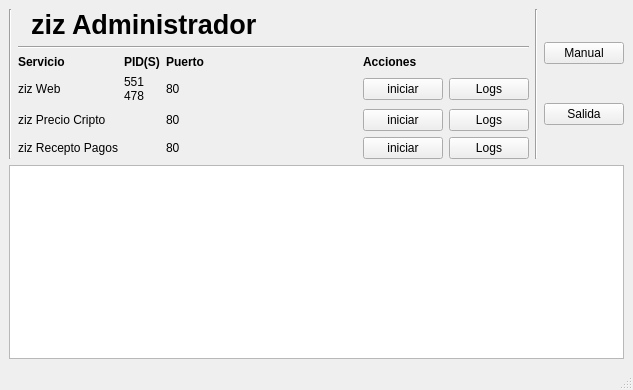
Before: the Qt Designer form Librerias/Vistas/ventanaPrincipalBoceto.ui in Jonathan-Lara-Hurtado/zizAdmin, drawn with Qt 5.
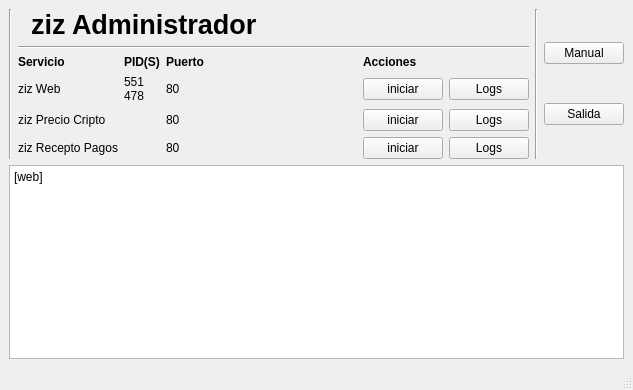
After: the same form once the commit is applied. Icons and pictures are not drawn.

```diff
--- a/Librerias/Vistas/ventanaPrincipalBoceto.ui
+++ b/Librerias/Vistas/ventanaPrincipalBoceto.ui
@@ -284,7 +284,31 @@
        </layout>
       </item>
       <item>
-       <widget class="QTextEdit" name="textEdit"/>
+       <widget class="QTextEdit" name="txtSalidaDepuracion">
+        <property name="enabled">
+         <bool>true</bool>
+        </property>
+        <property name="font">
+         <font>
+          <weight>50</weight>
+          <bold>false</bold>
+          <strikeout>false</strikeout>
+         </font>
+        </property>
+        <property name="focusPolicy">
+         <enum>Qt::NoFocus</enum>
+        </property>
+        <property name="undoRedoEnabled">
+         <bool>true</bool>
+        </property>
+        <property name="html">
+         <string>&lt;!DOCTYPE HTML PUBLIC &quot;-//W3C//DTD HTML 4.0//EN&quot; &quot;http://www.w3.org/TR/REC-html40/strict.dtd&quot;&gt;
+&lt;html&gt;&lt;head&gt;&lt;meta name=&quot;qrichtext&quot; content=&quot;1&quot; /&gt;&lt;style type=&quot;text/css&quot;&gt;
+p, li { white-space: pre-wrap; }
+&lt;/style&gt;&lt;/head&gt;&lt;body style=&quot; font-family:'Sans Serif'; font-size:9pt; font-weight:400; font-style:normal;&quot;&gt;
+&lt;p style=&quot; margin-top:0px; margin-bottom:0px; margin-left:0px; margin-right:0px; -qt-block-indent:0; text-indent:0px;&quot;&gt;[web]&lt;/p&gt;&lt;/body&gt;&lt;/html&gt;</string>
+        </property>
+       </widget>
       </item>
      </layout>
     </item>
```
Left out of the diff: 6 changed lines with no effect on the pictures.
